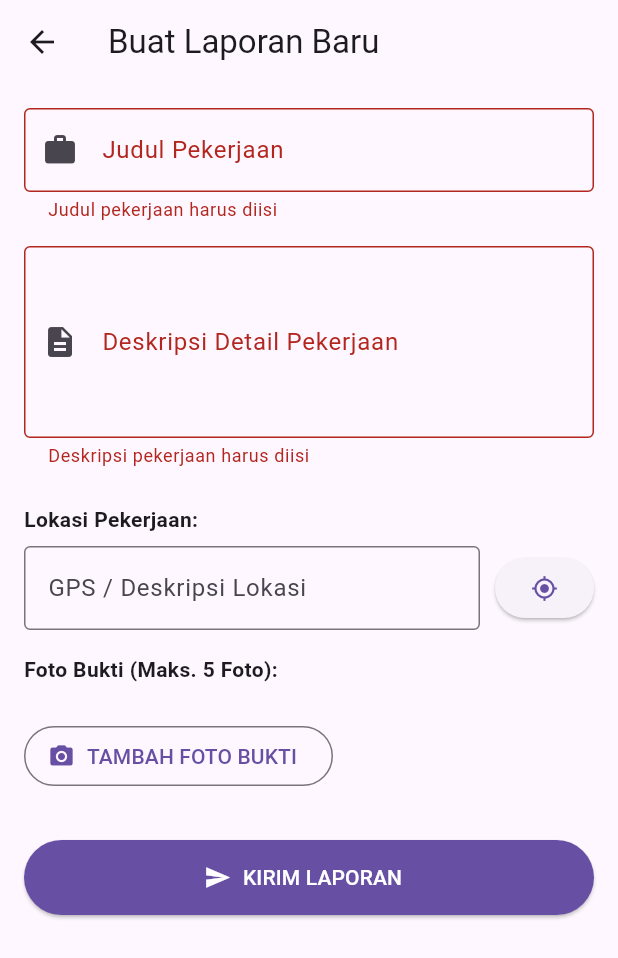
After one commit to BangSaM0607/app_reporting_teknisi, a Flutter app: the LayarBuatReport screen opened directly, after a tap on "KIRIM LAPORAN", on a phone screen of 412 x 824 dp. The commit adds this screen. Shown: the top 958 px of the screen. Run offline on Flutter 3.47's test engine with Material 3 defaults, Android fonts, the phone set to English and light mode, and no system bars; our stand-ins replace geolocator, image_picker, supabase_flutter; accounts and stored records are empty.

Commit message:
Tambahkan izin lokasi di AndroidManifest.xml dan Info.plist, serta implementasikan fitur pengambilan lokasi di layar laporan baru.

```diff
--- /dev/null
+++ b/devtools_options.yaml
@@ -0,0 +1,3 @@
+description: This file stores settings for Dart & Flutter DevTools.
+documentation: https://docs.flutter.dev/tools/devtools/extensions#configure-extension-enablement-states
+extensions:
--- a/lib/screens/auth/layar_login.dart
+++ b/lib/screens/auth/layar_login.dart
@@ -176,7 +176,7 @@ class _LayarLoginState extends State<LayarLogin> {
                           ),
                         )
                       : const Text(
-                          'MASUK KE SISTEM',
+                          'LOG IN',
                           style: TextStyle(
                             fontSize: 18,
                             fontWeight: FontWeight.bold,
--- /dev/null
+++ b/lib/screens/report/layar_buat_report.dart
@@ -0,0 +1,360 @@
+import 'package:flutter/material.dart';
+import 'package:image_picker/image_picker.dart';
+import 'package:supabase_flutter/supabase_flutter.dart';
+import 'package:geolocator/geolocator.dart';
+import 'dart:io'; // Untuk menggunakan File() saat menampilkan gambar
+
+class LayarBuatReport extends StatefulWidget {
+  const LayarBuatReport({super.key});
+
+  @override
+  State<LayarBuatReport> createState() => _LayarBuatReportState();
+}
+
+class _LayarBuatReportState extends State<LayarBuatReport> {
+  // 1. Controller Formulir
+  final _kunciForm = GlobalKey<FormState>();
+  final _judulKontroler = TextEditingController();
+  final _deskripsiKontroler = TextEditingController();
+  final _lokasiKontroler = TextEditingController(); // Untuk tampilan lokasi GPS
+
+  // 2. State untuk Data Laporan
+  List<XFile> _fotoBukti = []; // Menyimpan file foto lokal yang dipilih
+  String? _koordinatGPS; // Menyimpan koordinat Latitude,Longitude
+  bool _sedangMemuat = false;
+
+  final _klienSupabase = Supabase.instance.client;
+
+  @override
+  void dispose() {
+    _judulKontroler.dispose();
+    _deskripsiKontroler.dispose();
+    _lokasiKontroler.dispose();
+    super.dispose();
+  }
+
+  // --- FUNGSI PENGAMBILAN MEDIA & LOKASI ---
+
+  // Fungsi: Mengambil Foto dari Kamera/Galeri
+  Future<void> _ambilFoto(ImageSource sumber) async {
+    final ImagePicker pemilihFoto = ImagePicker();
+    final XFile? gambar = await pemilihFoto.pickImage(source: sumber);
+
+    if (gambar != null && _fotoBukti.length < 5) {
+      // Batasi maksimal 5 foto
+      setState(() {
+        _fotoBukti.add(gambar);
+      });
+    }
+  }
+
+  // Fungsi: Mengambil Lokasi GPS Saat Ini
+  Future<void> _ambilLokasiSaatIni() async {
+    setState(() => _sedangMemuat = true);
+    try {
+      // Cek izin lokasi
+      LocationPermission izin = await Geolocator.checkPermission();
+      if (izin == LocationPermission.denied) {
+        ScaffoldMessenger.of(context).showSnackBar(
+          const SnackBar(
+            content: Text('Izin lokasi diperlukan untuk melanjutkan'),
+          ),
+        );
+        izin = await Geolocator.requestPermission();
+      }
+      if (izin == LocationPermission.deniedForever) {
+        ScaffoldMessenger.of(context).showSnackBar(
+          const SnackBar(
+            content: Text(
+              'Izin lokasi ditolak permanen. Mohon aktifkan di pengaturan',
+            ),
+          ),
+        );
+        return;
+      }
+
+      Position posisi = await Geolocator.getCurrentPosition(
+        desiredAccuracy: LocationAccuracy.high,
+      );
+
+      setState(() {
+        _koordinatGPS = "${posisi.latitude}, ${posisi.longitude}";
+        _lokasiKontroler.text =
+            'Lokasi GPS Terambil: ${posisi.latitude.toStringAsFixed(4)}, ${posisi.longitude.toStringAsFixed(4)}';
+      });
+    } catch (e) {
+      ScaffoldMessenger.of(
+        context,
+      ).showSnackBar(SnackBar(content: Text('Gagal mengambil lokasi: $e')));
+    } finally {
+      setState(() => _sedangMemuat = false);
+    }
+  }
+
+  // --- FUNGSI SUBMIT LAPORAN UTAMA ---
+
+  Future<void> _kirimLaporan() async {
+    if (!_kunciForm.currentState!.validate() || _sedangMemuat) return;
+
+    setState(() => _sedangMemuat = true);
+    final idPengguna = _klienSupabase.auth.currentUser!.id;
+    List<String> daftarUrlFoto = [];
+
+    try {
+      // 1. Upload Foto ke Supabase Storage (Bukti Laporan)
+      for (var file in _fotoBukti) {
+        final namaFile =
+            '${idPengguna}/${DateTime.now().millisecondsSinceEpoch}_${file.name}';
+
+        await _klienSupabase.storage
+            .from('bukti_laporan')
+            .upload(namaFile, File(file.path));
+
+        // Mendapatkan URL publik/download untuk disimpan di Database
+        final urlPublik = _klienSupabase.storage
+            .from('bukti_laporan')
+            .getPublicUrl(namaFile);
+        daftarUrlFoto.add(urlPublik);
+      }
+
+      // 2. Insert Data Laporan ke Tabel 'laporan'
+      await _klienSupabase.from('laporan').insert({
+        'teknisi_id': idPengguna,
+        'judul_pekerjaan': _judulKontroler.text.trim(),
+        'deskripsi_pekerjaan': _deskripsiKontroler.text.trim(),
+        'lokasi': _lokasiKontroler.text.trim(),
+        'foto_bukti': daftarUrlFoto, // Array of URLs
+        'status_laporan': 'Pending',
+        'waktu_mulai': DateTime.now().toIso8601String(),
+      });
+
+      // 3. Sukses dan Navigasi
+      ScaffoldMessenger.of(context).showSnackBar(
+        const SnackBar(
+          content: Text('Laporan berhasil disimpan! Status: Pending.'),
+        ),
+      );
+      Navigator.pop(context); // Kembali ke dashboard
+    } on StorageException catch (e) {
+      ScaffoldMessenger.of(context).showSnackBar(
+        SnackBar(content: Text('Gagal upload foto: ${e.message}')),
+      );
+    } catch (e) {
+      ScaffoldMessenger.of(
+        context,
+      ).showSnackBar(SnackBar(content: Text('Gagal menyimpan laporan: $e')));
+    } finally {
+      setState(() => _sedangMemuat = false);
+    }
+  }
+
+  // --- WIDGET BUILD ---
+
+  @override
+  Widget build(BuildContext context) {
+    return Scaffold(
+      appBar: AppBar(title: const Text('Buat Laporan Baru')),
+      body: SingleChildScrollView(
+        padding: const EdgeInsets.all(16.0),
+        child: Form(
+          key: _kunciForm,
+          child: Column(
+            crossAxisAlignment: CrossAxisAlignment.start,
+            children: [
+              // 1. Input Judul Pekerjaan
+              TextFormField(
+                controller: _judulKontroler,
+                decoration: const InputDecoration(
+                  labelText: 'Judul Pekerjaan',
+                  border: OutlineInputBorder(),
+                  prefixIcon: Icon(Icons.work),
+                ),
+                validator: (nilai) {
+                  if (nilai == null || nilai.isEmpty) {
+                    return 'Judul pekerjaan harus diisi';
+                  }
+                  return null;
+                },
+              ),
+              const SizedBox(height: 16),
+
+              // 2. Input Deskripsi Pekerjaan
+              TextFormField(
+                controller: _deskripsiKontroler,
+                decoration: const InputDecoration(
+                  labelText: 'Deskripsi Detail Pekerjaan',
+                  border: OutlineInputBorder(),
+                  prefixIcon: Icon(Icons.description),
+                ),
+                maxLines: 4,
+                validator: (nilai) {
+                  if (nilai == null || nilai.isEmpty) {
+                    return 'Deskripsi pekerjaan harus diisi';
+                  }
+                  return null;
+                },
+              ),
+              const SizedBox(height: 24),
+
+              // 3. Tombol dan Input Lokasi GPS
+              _bangunBagianLokasi(),
+              const SizedBox(height: 16),
+
+              // 4. Bagian Foto Bukti
+              _bangunBagianFoto(context),
+              const SizedBox(height: 32),
+
+              // 5. Tombol Kirim Laporan
+              SizedBox(
+                width: double.infinity,
+                height: 50,
+                child: ElevatedButton.icon(
+                  onPressed: _sedangMemuat ? null : _kirimLaporan,
+                  icon: _sedangMemuat
+                      ? const SizedBox(
+                          width: 20,
+                          height: 20,
+                          child: CircularProgressIndicator(
+                            strokeWidth: 2,
+                            color: Colors.white,
+                          ),
+                        )
+                      : const Icon(Icons.send),
+                  label: Text(_sedangMemuat ? 'Mengirim...' : 'KIRIM LAPORAN'),
+                  style: ElevatedButton.styleFrom(
+                    backgroundColor: Theme.of(context).colorScheme.primary,
+                    foregroundColor: Colors.white,
+                  ),
+                ),
+              ),
+            ],
+          ),
+        ),
+      ),
+    );
+  }
+
+  // Widget Pembantu untuk Bagian Lokasi
+  Widget _bangunBagianLokasi() {
+    return Column(
+      crossAxisAlignment: CrossAxisAlignment.start,
+      children: [
+        const Text(
+          'Lokasi Pekerjaan:',
+          style: TextStyle(fontWeight: FontWeight.bold),
+        ),
+        const SizedBox(height: 8),
+        Row(
+          children: [
+            Expanded(
+              child: TextFormField(
+                controller: _lokasiKontroler,
+                decoration: const InputDecoration(
+                  labelText: 'GPS / Deskripsi Lokasi',
+                  border: OutlineInputBorder(),
+                ),
+                readOnly: true, // Hanya untuk menampilkan hasil GPS
+              ),
+            ),
+            const SizedBox(width: 10),
+            ElevatedButton(
+              onPressed: _sedangMemuat ? null : _ambilLokasiSaatIni,
+              child: const Icon(Icons.gps_fixed),
+            ),
+          ],
+        ),
+      ],
+    );
+  }
+
+  // Widget Pembantu untuk Bagian Foto
+  Widget _bangunBagianFoto(BuildContext context) {
+    return Column(
+      crossAxisAlignment: CrossAxisAlignment.start,
+      children: [
+        const Text(
+          'Foto Bukti (Maks. 5 Foto):',
+          style: TextStyle(fontWeight: FontWeight.bold),
+        ),
+        const SizedBox(height: 8),
+
+        // Grid Foto yang sudah dipilih
+        Wrap(
+          spacing: 8.0,
+          runSpacing: 8.0,
+          children: _fotoBukti
+              .map(
+                (foto) => Stack(
+                  children: [
+                    Image.file(
+                      File(foto.path),
+                      width: 100,
+                      height: 100,
+                      fit: BoxFit.cover,
+                    ),
+                    Positioned(
+                      right: 0,
+                      child: IconButton(
+                        icon: const Icon(Icons.close, color: Colors.red),
+                        onPressed: () {
+                          setState(() {
+                            _fotoBukti.remove(foto); // Hapus foto dari list
+                          });
+                        },
+                      ),
+                    ),
+                  ],
+                ),
+              )
+              .toList(),
+        ),
+
+        const SizedBox(height: 16),
+
+        // Tombol Tambah Foto
+        OutlinedButton.icon(
+          onPressed: _fotoBukti.length >= 5
+              ? null
+              : () => _tampilkanPilihanSumberFoto(context),
+          icon: const Icon(Icons.camera_alt),
+          label: Text(
+            _fotoBukti.isEmpty
+                ? 'TAMBAH FOTO BUKTI'
+                : 'TAMBAH LAGI (${_fotoBukti.length}/5)',
+          ),
+        ),
+      ],
+    );
+  }
+
+  // Bottom Sheet untuk Pilihan Kamera/Galeri
+  void _tampilkanPilihanSumberFoto(BuildContext context) {
+    showModalBottomSheet(
+      context: context,
+      builder: (BuildContext bc) {
+        return SafeArea(
+          child: Wrap(
+            children: <Widget>[
+              ListTile(
+                leading: const Icon(Icons.photo_camera),
+                title: const Text('Ambil Foto dengan Kamera'),
+                onTap: () {
+                  Navigator.pop(context);
+                  _ambilFoto(ImageSource.camera);
+                },
+              ),
+              ListTile(
+                leading: const Icon(Icons.photo_library),
+                title: const Text('Pilih dari Galeri'),
+                onTap: () {
+                  Navigator.pop(context);
+                  _ambilFoto(ImageSource.gallery);
+                },
+              ),
+            ],
+          ),
+        );
+      },
+    );
+  }
+}
```
Also changed, not shown: pubspec.lock, 2 other files.
